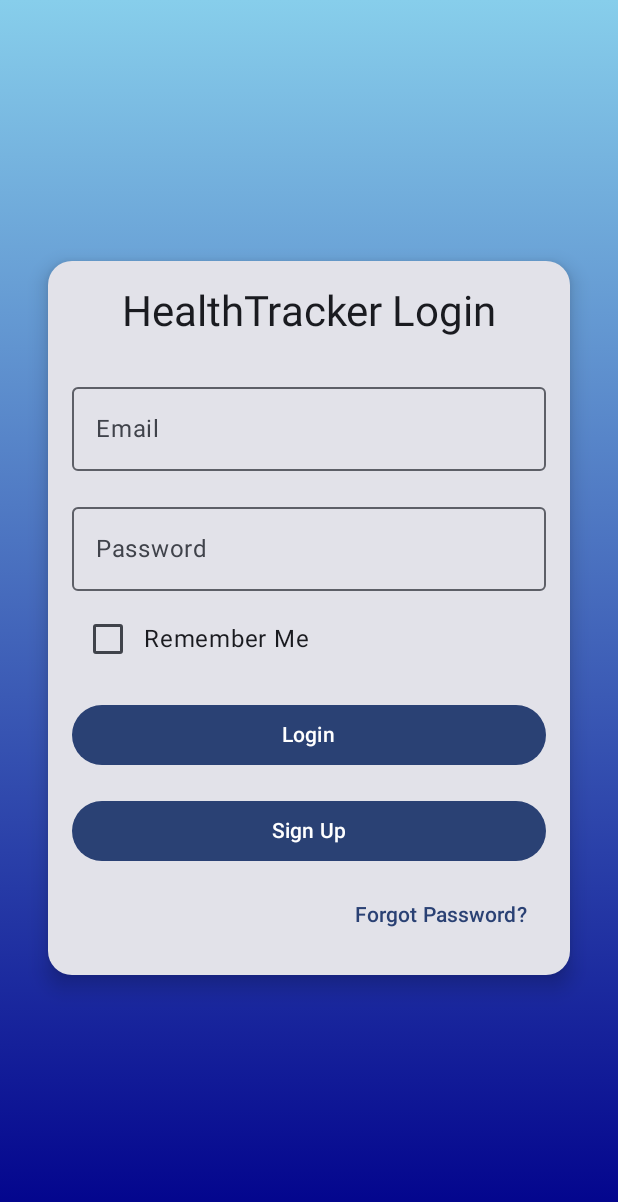
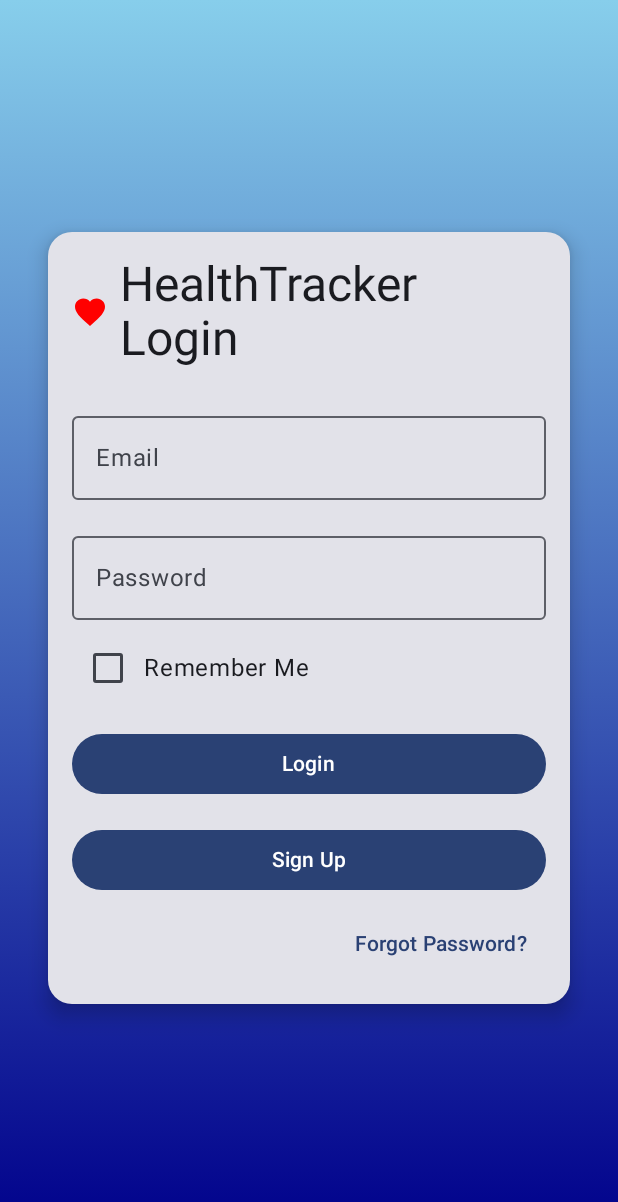
Before and after one commit to DeadAlien/HealthTracker, an Android app built with Jetpack Compose: the screen it shows after launch (MainActivity), on a phone screen of 412 x 824 dp. Shown: the top 1202 px of the screen. Run offline under Robolectric (Android 15) with nearby library versions, the phone set to English and light mode, and no system bars.

Commit message:
login page logo improved

```diff
--- a/AndroidHealthTracer/app/src/main/java/com/example/androidhealthtracer/MainActivity.kt
+++ b/AndroidHealthTracer/app/src/main/java/com/example/androidhealthtracer/MainActivity.kt
@@ -22,8 +22,11 @@ import com.example.androidhealthtracer.ui.theme.AndroidHealthTracerTheme
 import androidx.compose.foundation.background
 import androidx.compose.foundation.shape.RoundedCornerShape
 import androidx.compose.material3.CardDefaults
+import androidx.compose.material.icons.Icons
+import androidx.compose.material.icons.filled.Favorite
 import androidx.compose.ui.graphics.Brush
 import androidx.compose.ui.graphics.Color
+import androidx.compose.ui.unit.sp
 import retrofit2.Call
 import retrofit2.Callback
 import retrofit2.Response
@@ -129,7 +132,14 @@ fun LoginScreen(
                     .fillMaxWidth(),
                 horizontalAlignment = Alignment.CenterHorizontally
             ) {
-                Text(text = "HealthTracker Login", style = MaterialTheme.typography.headlineMedium)
+                Row(verticalAlignment = Alignment.CenterVertically) {
+                    Icon(Icons.Default.Favorite, contentDescription = "Heart Icon", tint = Color.Red)
+                    Spacer(modifier = Modifier.width(8.dp))
+                    Text(
+                        text = "HealthTracker Login",
+                        style = MaterialTheme.typography.headlineMedium.copy(fontSize = 32.sp)
+                    )
+                }
                 Spacer(modifier = Modifier.height(24.dp))
                 OutlinedTextField(
                     value = email,
```
